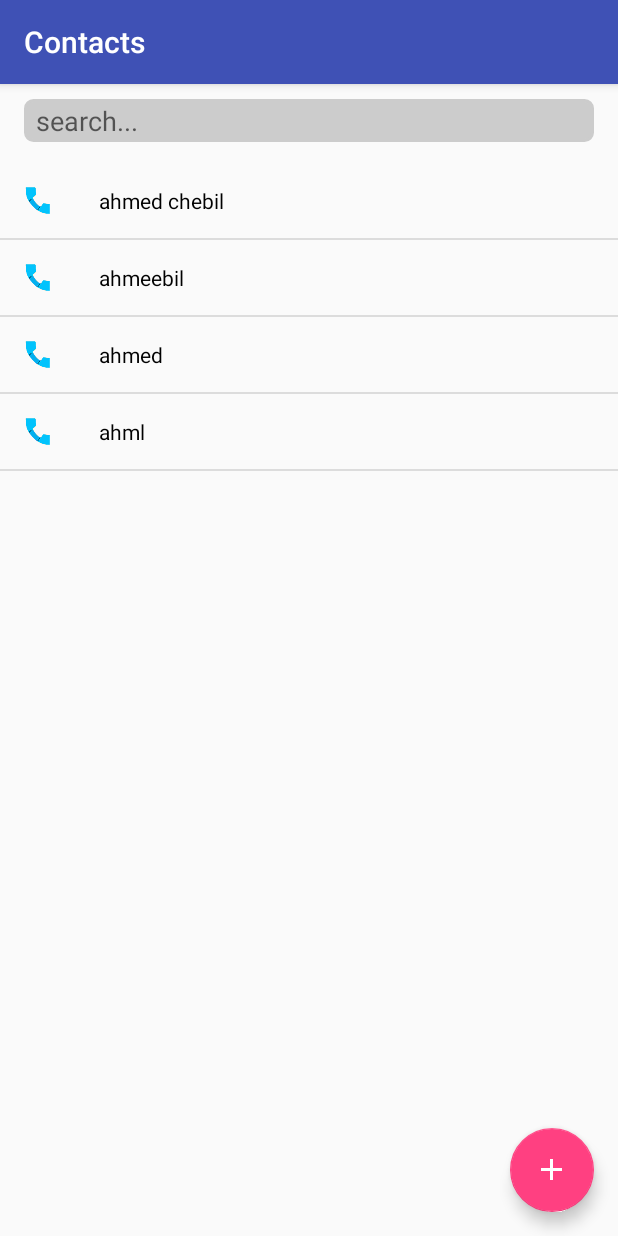
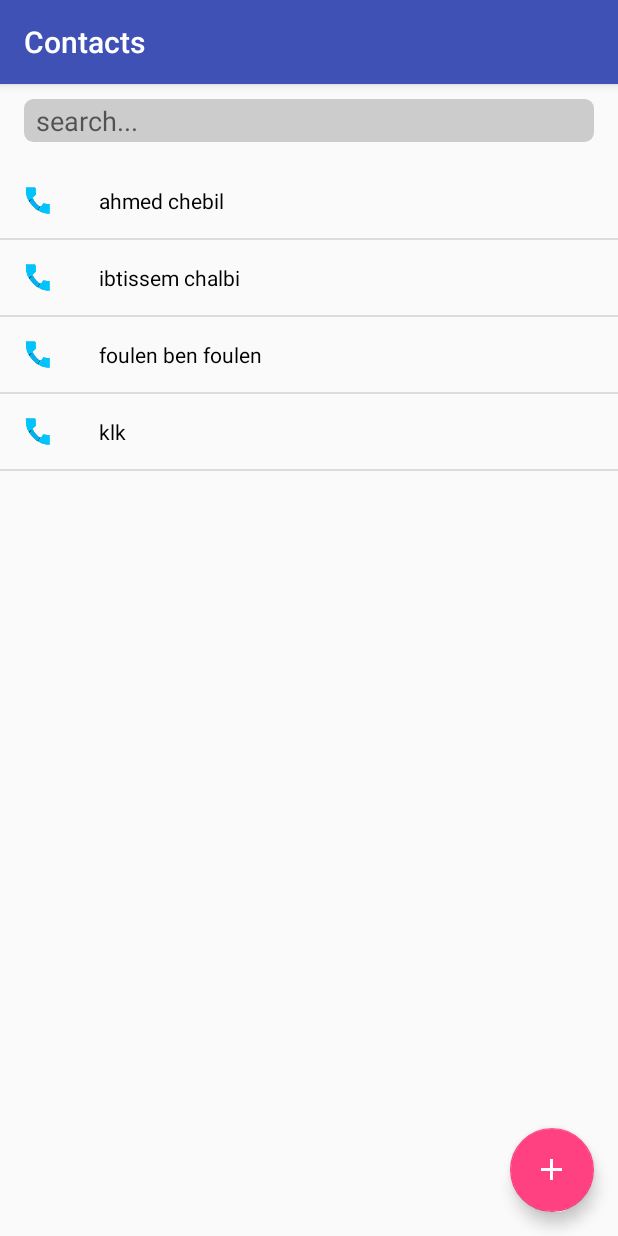
Before and after one commit to ahmed19chebil/dummy-app, an Android app: the ContactsActivity screen opened directly, with no data from a screen before it, on a phone screen of 412 x 824 dp. Run offline under Robolectric (Android 15) with nearby library versions, the phone set to English and light mode, and no system bars.

Commit message:
2nd push

```diff
--- a/DummyApp/app/src/main/java/com/example/ahmed/dummyapp/ContactsActivity.java
+++ b/DummyApp/app/src/main/java/com/example/ahmed/dummyapp/ContactsActivity.java
@@ -44,9 +44,9 @@ public class ContactsActivity extends AppCompatActivity {
 
         if (contacts.size() == 0 ){
             contacts.add(new Contact("ahmed chebil","ahmed@ahmed.com","+2156",R.drawable.birds));
-            contacts.add(new Contact("ahmeebil","ahmed@ahmed.com","+2156",R.drawable.fox));
-            contacts.add(new Contact("ahmed","ahmed@ahmed.com","+2156",R.drawable.flamingo));
-            contacts.add(new Contact("ahml","ahmed@ahmed.com","+2156",R.drawable.birds));
+            contacts.add(new Contact("ibtissem chalbi","ib@chalbi.com","+2156",R.drawable.fox));
+            contacts.add(new Contact("foulen ben foulen","foulen@gmail.com","+2156",R.drawable.flamingo));
+            contacts.add(new Contact("klk","klk@inconnu.com","+2156",R.drawable.birds));
         }
 
 
--- a/DummyApp/app/src/main/res/values/strings.xml
+++ b/DummyApp/app/src/main/res/values/strings.xml
@@ -1,4 +1,4 @@
 <resources>
-    <string name="app_name">DummyApp</string>
+    <string name="app_name">Mock Starter</string>
     <string name="title_activity_notes">NotesActivity</string>
 </resources>
--- a/DummyApp/build.gradle
+++ b/DummyApp/build.gradle
@@ -6,7 +6,7 @@ buildscript {
         google()
     }
     dependencies {
-        classpath 'com.android.tools.build:gradle:3.1.1'
+        classpath 'com.android.tools.build:gradle:3.1.2'
 
         // NOTE: Do not place your application dependencies here; they belong
         // in the individual module build.gradle files
```
Also changed, not shown: DummyApp/app/src/main/res/mipmap-hdpi/ic_launcher.png, DummyApp/app/src/main/res/mipmap-mdpi/ic_launcher.png, DummyApp/app/src/main/res/mipmap-xhdpi/ic_launcher.png, DummyApp/app/src/main/res/mipmap-xxhdpi/ic_launcher.png, DummyApp/app/src/main/res/mipmap-xxxhdpi/ic_launcher.png, 5 other files.
